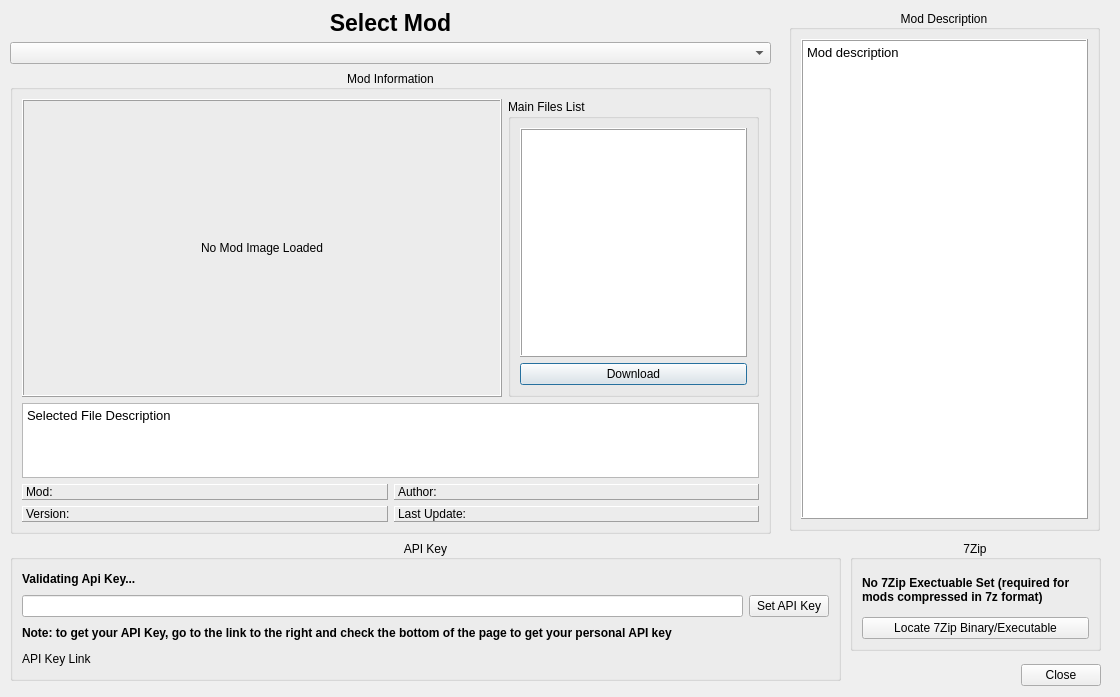
The window that modules/ModDownloader.ui (rainmakerv3/BB_Launcher) describes before a commit, drawn with Qt 5.
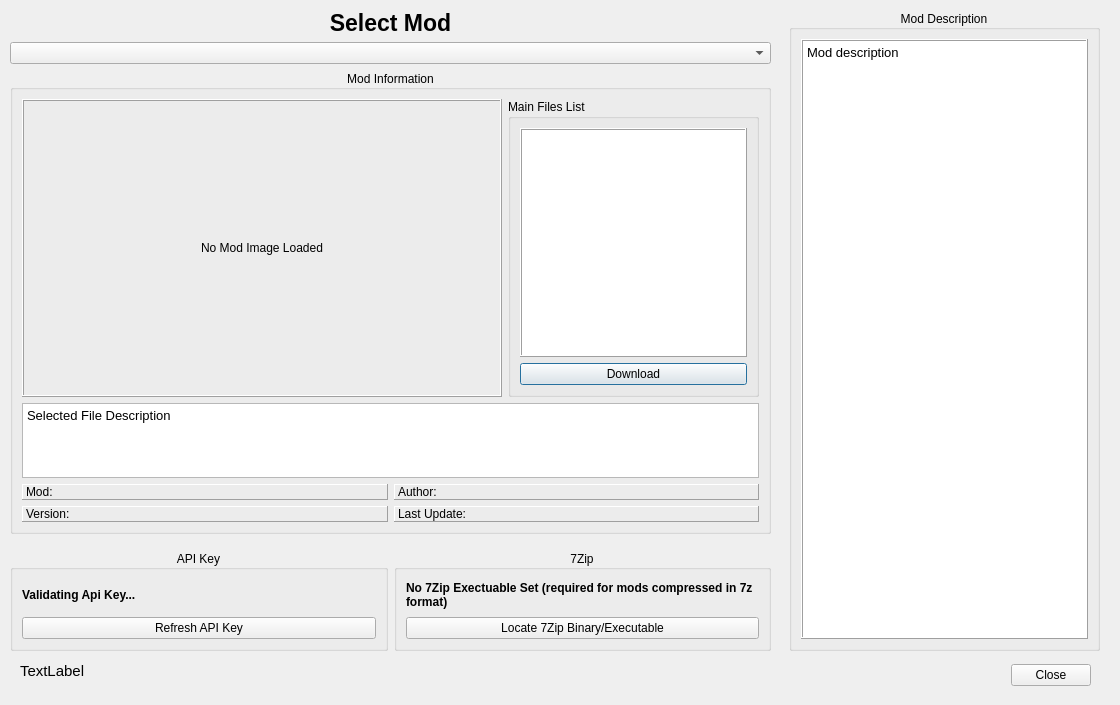
The same window after the commit.

Diff of the .ui file:
```diff
--- a/modules/ModDownloader.ui
+++ b/modules/ModDownloader.ui
@@ -7,7 +7,7 @@
     <x>0</x>
     <y>0</y>
     <width>1120</width>
-    <height>697</height>
+    <height>705</height>
    </rect>
   </property>
   <property name="windowTitle">
@@ -214,7 +214,7 @@
      <x>789</x>
      <y>10</y>
      <width>311</width>
-     <height>521</height>
+     <height>641</height>
     </rect>
    </property>
    <layout class="QVBoxLayout" name="verticalLayout_3">
@@ -245,8 +245,8 @@
 hr { height: 1px; border-width: 0; }
 li.unchecked::marker { content: &quot;\2610&quot;; }
 li.checked::marker { content: &quot;\2612&quot;; }
-&lt;/style&gt;&lt;/head&gt;&lt;body style=&quot; font-family:'Noto Sans'; font-size:10pt; font-weight:400; font-style:normal;&quot;&gt;
-&lt;p style=&quot; margin-top:0px; margin-bottom:0px; margin-left:0px; margin-right:0px; -qt-block-indent:0; text-indent:0px;&quot;&gt;Mod description&lt;/p&gt;&lt;/body&gt;&lt;/html&gt;</string>
+&lt;/style&gt;&lt;/head&gt;&lt;body style=&quot; font-family:'Segoe UI'; font-size:9pt; font-weight:400; font-style:normal;&quot;&gt;
+&lt;p style=&quot; margin-top:0px; margin-bottom:0px; margin-left:0px; margin-right:0px; -qt-block-indent:0; text-indent:0px;&quot;&gt;&lt;span style=&quot; font-family:'Noto Sans'; font-size:10pt;&quot;&gt;Mod description&lt;/span&gt;&lt;/p&gt;&lt;/body&gt;&lt;/html&gt;</string>
          </property>
         </widget>
        </item>
@@ -255,79 +255,10 @@
     </item>
    </layout>
   </widget>
-  <widget class="QGroupBox" name="groupBox_2">
-   <property name="geometry">
-    <rect>
-     <x>10</x>
-     <y>540</y>
-     <width>831</width>
-     <height>141</height>
-    </rect>
-   </property>
-   <property name="title">
-    <string>API Key</string>
-   </property>
-   <property name="alignment">
-    <set>Qt::AlignmentFlag::AlignCenter</set>
-   </property>
-   <property name="flat">
-    <bool>true</bool>
-   </property>
-   <layout class="QVBoxLayout" name="verticalLayout_5">
-    <item>
-     <widget class="QLabel" name="validApiLabel">
-      <property name="font">
-       <font>
-        <bold>true</bold>
-       </font>
-      </property>
-      <property name="text">
-       <string>Validating Api Key...</string>
-      </property>
-     </widget>
-    </item>
-    <item>
-     <layout class="QHBoxLayout" name="horizontalLayout_4">
-      <item>
-       <widget class="QLineEdit" name="apiLineEdit"/>
-      </item>
-      <item>
-       <widget class="QPushButton" name="setApiButton">
-        <property name="text">
-         <string>Set API Key</string>
-        </property>
-       </widget>
-      </item>
-     </layout>
-    </item>
-    <item>
-     <widget class="QLabel" name="label_10">
-      <property name="font">
-       <font>
-        <bold>true</bold>
-       </font>
-      </property>
-      <property name="text">
-       <string>Note: to get your API Key, go to the link to the right and check the bottom of the page to get your personal API key</string>
-      </property>
-      <property name="wordWrap">
-       <bool>true</bool>
-      </property>
-     </widget>
-    </item>
-    <item>
-     <widget class="QLabel" name="linkLabel">
-      <property name="text">
-       <string>API Key Link</string>
-      </property>
-     </widget>
-    </item>
-   </layout>
-  </widget>
   <widget class="QDialogButtonBox" name="buttonBox">
    <property name="geometry">
     <rect>
-     <x>1000</x>
+     <x>990</x>
      <y>650</y>
      <width>101</width>
      <height>51</height>
@@ -346,49 +277,111 @@
     <set>QDialogButtonBox::StandardButton::Close</set>
    </property>
   </widget>
-  <widget class="QGroupBox" name="groupBox_5">
+  <widget class="QWidget" name="horizontalLayoutWidget">
    <property name="geometry">
     <rect>
-     <x>850</x>
-     <y>540</y>
-     <width>251</width>
-     <height>111</height>
+     <x>10</x>
+     <y>550</y>
+     <width>761</width>
+     <height>101</height>
     </rect>
    </property>
-   <property name="title">
-    <string>7Zip</string>
-   </property>
-   <property name="alignment">
-    <set>Qt::AlignmentFlag::AlignCenter</set>
-   </property>
-   <property name="flat">
-    <bool>true</bool>
-   </property>
-   <layout class="QVBoxLayout" name="verticalLayout_8">
+   <layout class="QHBoxLayout" name="horizontalLayout_5">
     <item>
-     <widget class="QLabel" name="zipLabel">
-      <property name="font">
-       <font>
-        <bold>true</bold>
-       </font>
+     <widget class="QGroupBox" name="groupBox_2">
+      <property name="title">
+       <string>API Key</string>
       </property>
-      <property name="text">
-       <string>No 7Zip Exectuable Set (required for mods compressed in 7z format)</string>
+      <property name="alignment">
+       <set>Qt::AlignmentFlag::AlignCenter</set>
       </property>
-      <property name="wordWrap">
+      <property name="flat">
        <bool>true</bool>
       </property>
+      <layout class="QVBoxLayout" name="verticalLayout_5">
+       <item>
+        <widget class="QLabel" name="validApiLabel">
+         <property name="font">
+          <font>
+           <bold>true</bold>
+          </font>
+         </property>
+         <property name="text">
+          <string>Validating Api Key...</string>
+         </property>
+        </widget>
+       </item>
+       <item>
+        <widget class="QPushButton" name="setApiButton">
+         <property name="text">
+          <string>Refresh API Key</string>
+         </property>
+        </widget>
+       </item>
+      </layout>
      </widget>
     </item>
     <item>
-     <widget class="QPushButton" name="zipButton">
-      <property name="text">
-       <string>Locate 7Zip Binary/Executable</string>
+     <widget class="QGroupBox" name="groupBox_5">
+      <property name="title">
+       <string>7Zip</string>
       </property>
+      <property name="alignment">
+       <set>Qt::AlignmentFlag::AlignCenter</set>
+      </property>
+      <property name="flat">
+       <bool>true</bool>
+      </property>
+      <layout class="QVBoxLayout" name="verticalLayout_8">
+       <item>
+        <widget class="QLabel" name="zipLabel">
+         <property name="font">
+          <font>
+           <bold>true</bold>
+          </font>
+         </property>
+         <property name="text">
+          <string>No 7Zip Exectuable Set (required for mods compressed in 7z format)</string>
+         </property>
+         <property name="wordWrap">
+          <bool>true</bool>
+         </property>
+        </widget>
+       </item>
+       <item>
+        <widget class="QPushButton" name="zipButton">
+         <property name="text">
+          <string>Locate 7Zip Binary/Executable</string>
+         </property>
+        </widget>
+       </item>
+      </layout>
      </widget>
     </item>
    </layout>
   </widget>
+  <widget class="QLabel" name="RecModsLabel">
+   <property name="geometry">
+    <rect>
+     <x>20</x>
+     <y>660</y>
+     <width>941</width>
+     <height>22</height>
+    </rect>
+   </property>
+   <property name="font">
+    <font>
+     <pointsize>11</pointsize>
+     <bold>false</bold>
+    </font>
+   </property>
+   <property name="text">
+    <string>TextLabel</string>
+   </property>
+   <property name="openExternalLinks">
+    <bool>false</bool>
+   </property>
+  </widget>
  </widget>
  <resources/>
  <connections>
```
Left out of the diff: 6 changed lines with no effect on the pictures.
